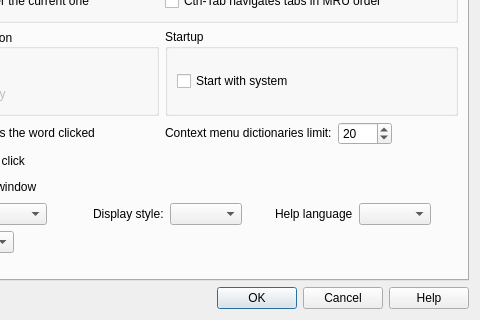
The window that preferences.ui (goldendict/goldendict) describes before a commit, drawn with Qt 5; both pictures show x 156 to 636 and y 127 to 447 of the 636 by 447 pixel window.
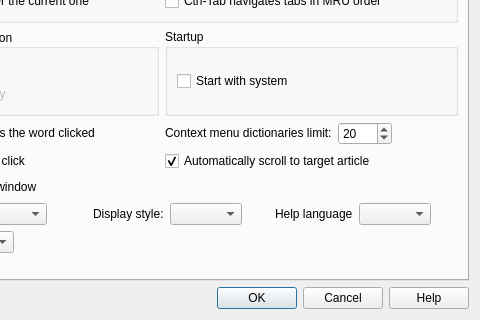
The same window after the commit. The open tabs and pages were chosen to show the change. Icons and pictures are not drawn. Custom widgets are drawn as their Qt base class.

Commit message: Add "Automatically scroll to target article" option

What changed in the file:
```diff
--- a/preferences.ui
+++ b/preferences.ui
@@ -369,6 +369,22 @@
          </item>
         </layout>
        </item>
+       <item row="4" column="1">
+        <widget class="QCheckBox" name="autoScrollToTargetArticle">
+         <property name="toolTip">
+          <string>Normally, clicking on a link, double-clicking on a word or looking up
+selection in an article loads the translation and almost immediately
+scrolls to the article from the same dictionary. With this option off,
+however, the article from the topmost dictionary is shown.</string>
+         </property>
+         <property name="text">
+          <string>Automatically scroll to target article</string>
+         </property>
+         <property name="checked">
+          <bool>true</bool>
+         </property>
+        </widget>
+       </item>
       </layout>
      </widget>
      <widget class="QWidget" name="tab_4">
```
The commit also changes 4 other files.
